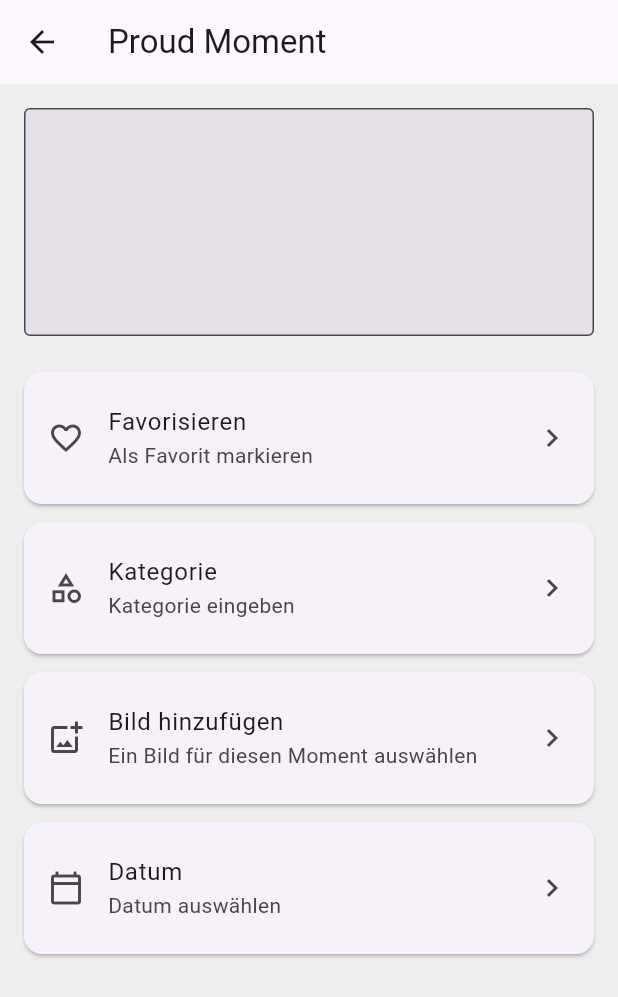
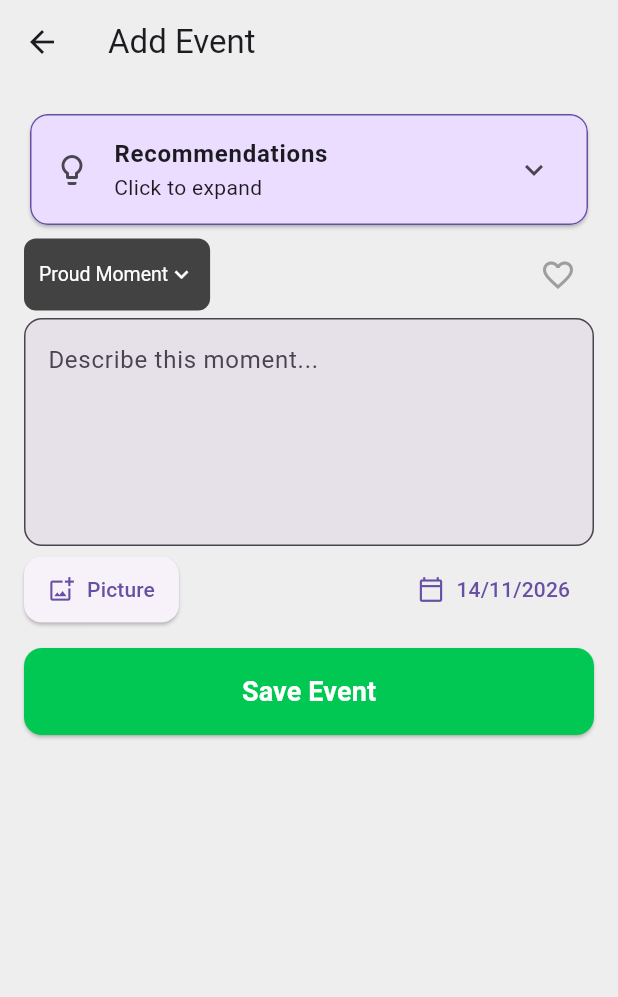
Before and after one commit to Kilinutz1/HackJunction, a Flutter app: the ProudyPage screen opened directly, on a phone screen of 412 x 824 dp. Shown: the top 997 px of the screen. Run offline on Flutter 3.47's test engine with Material 3 defaults, Android fonts, the phone set to English and light mode, and no system bars; our stand-ins replace shared_preferences; accounts and stored records are empty.

Commit message:
make it work kinda

```diff
--- a/lib/proudy.dart
+++ b/lib/proudy.dart
@@ -1,74 +1,231 @@
 import 'package:flutter/material.dart';
+import 'localdb.dart';
+import 'event.dart';
 
-class ProudyPage extends StatelessWidget {
+class ProudyPage extends StatefulWidget {
   const ProudyPage({super.key});
+
+  @override
+  State<ProudyPage> createState() => _ProudyPageState();
+}
+
+class _ProudyPageState extends State<ProudyPage> {
+  // --- STATE VARIABLES ---
+  bool _isFavorite = false;
+  String _selectedType = 'Proud Moment';
+  DateTime _selectedDate = DateTime.now();
+
+  final TextEditingController _textController = TextEditingController();
+  final List<String> _eventTypes = ['Proud Moment','Memory', 'Other'];
+
+  Future<void> _pickDate() async {
+    final DateTime? picked = await showDatePicker(
+      context: context,
+      initialDate: _selectedDate,
+      firstDate: DateTime(2000),
+      lastDate: DateTime.now(),
+    );
+    if (picked != null && picked != _selectedDate) {
+      setState(() {
+        _selectedDate = picked;
+      });
+    }
+  }
+
+  Future<void> _saveEvent() async {
+    // 1. Check if the text is empty
+    if (_textController.text.trim().isEmpty) {
+      ScaffoldMessenger.of(context).showSnackBar(
+        const SnackBar(content: Text('Please write a description first!')),
+      );
+      return;
+    }
+
+    // 2. Create the Event object
+    final newEvent = Event(
+      id: DateTime.now().millisecondsSinceEpoch.toString(), // Unique ID
+      type: _selectedType,
+      description: _textController.text.trim(),
+      date: _selectedDate,
+      isFavorite: _isFavorite,
+      // pictureUrl: null // We will add this when we wire up the camera
+    );
+
+    // 3. Save to database
+    final db = LocalDatabase();
+    await db.addEvent(newEvent);
+
+    // 4. Return to the Main Screen
+    if (mounted) {
+      Navigator.pop(context);
+    }
+  }
+
+  @override
+  void dispose() {
+    _textController.dispose();
+    super.dispose();
+  }
 
   @override
   Widget build(BuildContext context) {
     return Scaffold(
       appBar: AppBar(
-        title: const Text('Proud Moment'),
+        title: const Text('Add Event'),
+        backgroundColor: Colors.transparent,
+        elevation: 0,
       ),
       body: SafeArea(
         child: ListView(
           padding: const EdgeInsets.all(16),
           children: [
-            const TextField(
-              readOnly: true,
+            // Top Row: Type Selector (Left) and Heart Button (Right)
+            Card(
+                color: Theme.of(context).colorScheme.primaryContainer,
+                shape: RoundedRectangleBorder(
+                  borderRadius: BorderRadius.circular(12),
+                  side: BorderSide(
+                    color: Theme.of(context).colorScheme.primary,
+                  ),
+                ),
+                clipBehavior: Clip.antiAlias,
+                child: const ExpansionTile(
+                  leading: Icon(Icons.lightbulb_outline),
+                  title: Text(
+                    'Recommendations',
+                    style: TextStyle(fontWeight: FontWeight.bold),
+                  ),
+                  subtitle: Text('Click to expand'),
+                  children: [
+                    ListTile(title: Text('Example 1')),
+                    ListTile(title: Text('Example 2')),
+                    ListTile(title: Text('Example 3')),
+                    ListTile(title: Text('Example 4')),
+                    ListTile(title: Text('Example 5')),
+                  ],
+                ),
+              ),
+                const SizedBox(height: 5),
+
+            Row(
+              mainAxisAlignment: MainAxisAlignment.spaceBetween,
+              children: [
+                Container(
+                  padding: const EdgeInsets.symmetric(horizontal: 10, vertical: 0),
+                  decoration: BoxDecoration(
+                    color: Colors.grey.shade800,
+                    borderRadius: BorderRadius.circular(8),
+                  ),
+                  child: DropdownButtonHideUnderline(
+                    child: DropdownButton<String>(
+                      value: _selectedType,
+                      dropdownColor: Colors.grey.shade800,
+                      icon: const Icon(Icons.keyboard_arrow_down, color: Colors.white, size: 18),
+                      style: const TextStyle(color: Colors.white, fontSize: 13),
+                      items: _eventTypes.map((String type) {
+                        return DropdownMenuItem<String>(
+                          value: type,
+                          child: Text(type),
+                        );
+                      }).toList(),
+                      onChanged: (String? newValue) {
+                        if (newValue != null) {
+                          setState(() {
+                            _selectedType = newValue;
+                          });
+                        }
+                      },
+                    ),
+                  ),
+                ),
+
+                // The Heart Button is now securely in the Row
+                IconButton(
+                  icon: Icon(
+                    _isFavorite ? Icons.favorite : Icons.favorite_border,
+                    color: _isFavorite ? Colors.redAccent : Colors.grey,
+                    size: 24,
+                  ),
+                  onPressed: () {
+                    setState(() {
+                      _isFavorite = !_isFavorite;
+                    });
+                  },
+                ),
+              ],
+            ),
+
+            const SizedBox(height: 5),
+
+            // Text Input Area
+            TextField(
+              controller: _textController,
               minLines: 5,
               maxLines: 5,
               decoration: InputDecoration(
-                border: OutlineInputBorder(),
+                hintText: 'Describe this moment...',
+                border: OutlineInputBorder(
+                  borderRadius: BorderRadius.circular(12),
+                ),
                 filled: true,
               ),
             ),
-            const SizedBox(height: 24),
-            _buildOption(
-              icon: Icons.favorite_border,
-              title: 'Favorisieren',
-              subtitle: 'Als Favorit markieren',
+
+            const SizedBox(height: 5),
+
+            // Bottom Row: Picture (Left) and Date (Right)
+            Row(
+              mainAxisAlignment: MainAxisAlignment.spaceBetween,
+              children: [
+                ElevatedButton.icon(
+                  style: ElevatedButton.styleFrom(
+                    padding: const EdgeInsets.symmetric(horizontal: 16, vertical: 12),
+                    shape: RoundedRectangleBorder(borderRadius: BorderRadius.circular(12)),
+                  ),
+                  icon: const Icon(Icons.add_photo_alternate_outlined),
+                  label: const Text('Picture'),
+                  onPressed: () {
+                    ScaffoldMessenger.of(context).showSnackBar(
+                      const SnackBar(content: Text('Picture picker coming soon!')),
+                    );
+                  },
+                ),
+
+                TextButton.icon(
+                  style: TextButton.styleFrom(
+                    padding: const EdgeInsets.symmetric(horizontal: 16, vertical: 12),
+                  ),
+                  icon: const Icon(Icons.calendar_today_outlined),
+                  label: Text(
+                    '${_selectedDate.day}/${_selectedDate.month}/${_selectedDate.year}',
+                  ),
+                  onPressed: _pickDate,
+                ),
+
+              ],
             ),
-            _buildOption(
-              icon: Icons.category_outlined,
-              title: 'Kategorie',
-              subtitle: 'Kategorie eingeben',
-            ),
-            _buildOption(
-              icon: Icons.add_photo_alternate_outlined,
-              title: 'Bild hinzufügen',
-              subtitle: 'Ein Bild für diesen Moment auswählen',
-            ),
-            _buildOption(
-              icon: Icons.calendar_today_outlined,
-              title: 'Datum',
-              subtitle: 'Datum auswählen',
-            ),
+            const SizedBox(height: 15),
+
+            SizedBox(
+                  child: ElevatedButton(
+                  style: ElevatedButton.styleFrom(
+                  backgroundColor: Colors.greenAccent.shade700,
+                  foregroundColor: Colors.white,
+                  padding: const EdgeInsets.symmetric(vertical: 16),
+                  shape: RoundedRectangleBorder(
+                    borderRadius: BorderRadius.circular(12),
+                  ),
+                ),
+                onPressed: _saveEvent,
+                child: const Text(
+                  'Save Event',
+                  style: TextStyle(fontSize: 18, fontWeight: FontWeight.bold),
+                ),
+              ),
+              ),
           ],
         ),
       ),
     );
   }
-
-  Widget _buildOption({
-    required IconData icon,
-    required String title,
-    required String subtitle,
-  }) {
-    return Card(
-      margin: const EdgeInsets.only(bottom: 12),
-      shape: RoundedRectangleBorder(
-        borderRadius: BorderRadius.circular(12),
-      ),
-      clipBehavior: Clip.antiAlias,
-      child: ListTile(
-        contentPadding: const EdgeInsets.symmetric(horizontal: 16, vertical: 8),
-        leading: Icon(icon),
-        title: Text(title),
-        subtitle: Text(subtitle),
-        trailing: const Icon(Icons.chevron_right),
-        // Platzhalter: Die Aktionen werden später ergänzt.
-        onTap: () {},
-      ),
-    );
-  }
 }
```
Also changed, not shown: lib/add.dart (deleted, +0 -84 lines), lib/main.dart (+4 -4 lines), lib/mymemories.dart (added, +187 -0 lines).
